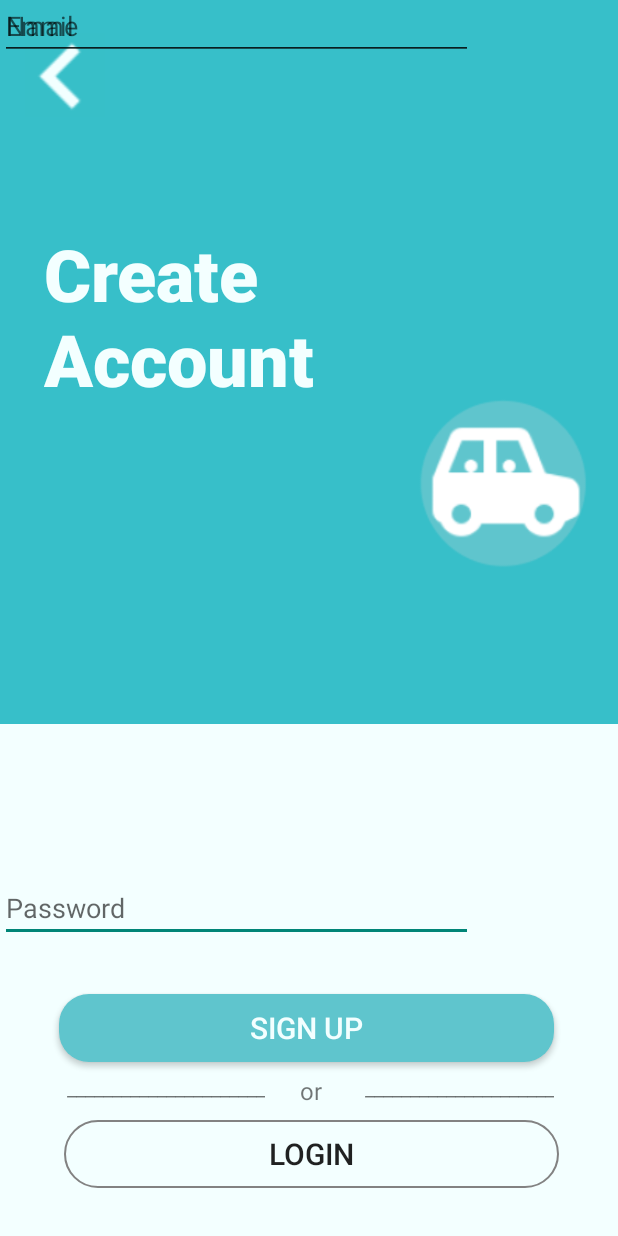
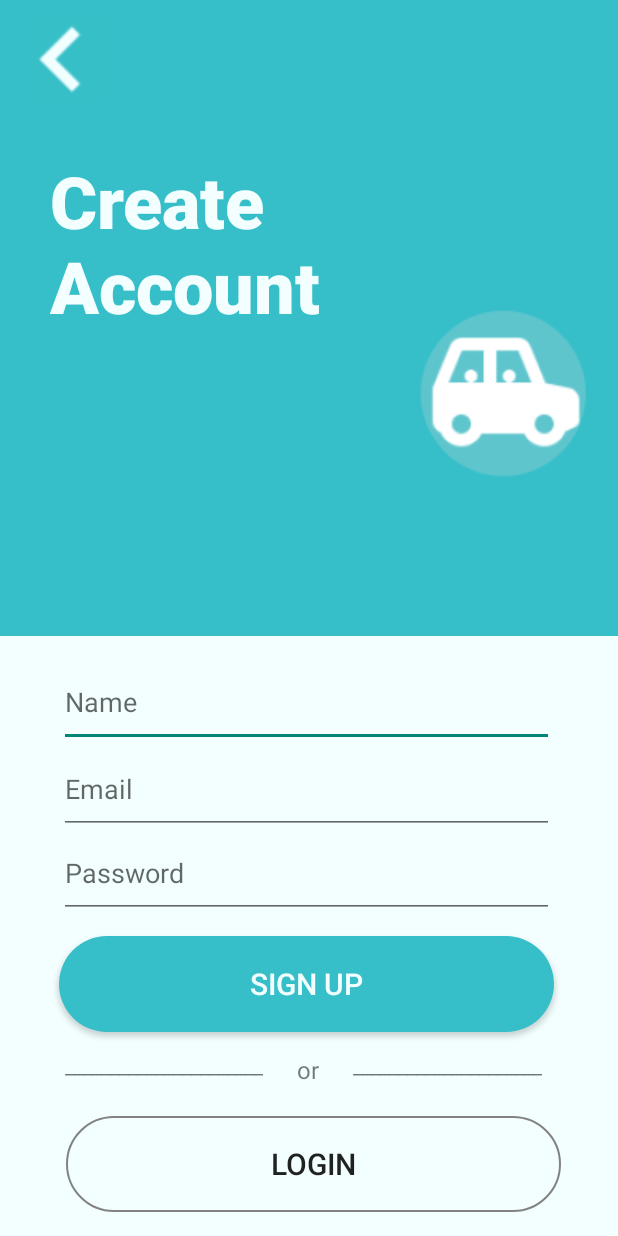
Before and after one commit to yaboinaty/HumanComputerInteraction, an Android app: the layout activity_signup.xml on its own in the app's theme, with its tools: preview values and no code run, on a phone screen of 412 x 824 dp. Run offline under Robolectric (Android 15) with nearby library versions, the phone set to English and light mode, and no system bars.

Commit message:
Login/Signup resized. Home page work in progress.

```diff
--- /dev/null
+++ b/app/src/main/res/drawable/blueroundbtn.xml
@@ -0,0 +1,9 @@
+<shape xmlns:android="http://schemas.android.com/apk/res/android"
+    android:shape="rectangle">
+    <solid android:color="@color/bgBlue"/>
+    <corners
+        android:bottomLeftRadius="100dp"
+        android:bottomRightRadius="100dp"
+        android:topLeftRadius="100dp"
+        android:topRightRadius="100dp" />
+</shape>
--- /dev/null
+++ b/app/src/main/res/drawable/circle.xml
@@ -0,0 +1,4 @@
+<?xml version="1.0" encoding="utf-8"?>
+<selector xmlns:android="http://schemas.android.com/apk/res/android">
+
+</selector>
--- a/app/src/main/res/drawable/rectangle.xml
+++ b/app/src/main/res/drawable/rectangle.xml
@@ -1,7 +1,7 @@
 <shape xmlns:android="http://schemas.android.com/apk/res/android"
     android:shape="rectangle" >
 
-    <solid android:color="#5FC5CD" />
+    <solid android:color="#37BFC9" />
 
     <corners
         android:bottomLeftRadius="20dp"
--- a/app/src/main/res/layout/activity_signup.xml
+++ b/app/src/main/res/layout/activity_signup.xml
@@ -17,10 +17,21 @@
         android:textSize="40sp"
         app:layout_constraintBottom_toTopOf="@+id/imageView4"
         app:layout_constraintEnd_toEndOf="parent"
-        app:layout_constraintHorizontal_bias="0.171"
+        app:layout_constraintHorizontal_bias="0.195"
         app:layout_constraintStart_toStartOf="parent"
         app:layout_constraintTop_toTopOf="parent"
-        app:layout_constraintVertical_bias="0.416" />
+        app:layout_constraintVertical_bias="0.335" />
+
+    <ImageView
+        android:id="@+id/imageView5"
+        android:layout_width="119dp"
+        android:layout_height="132dp"
+        android:layout_marginTop="196dp"
+        app:layout_constraintEnd_toEndOf="parent"
+        app:layout_constraintHorizontal_bias="0.945"
+        app:layout_constraintStart_toStartOf="parent"
+        app:layout_constraintTop_toTopOf="parent"
+        app:srcCompat="@drawable/createpic" />
 
     <ImageView
         android:id="@+id/imageView3"
@@ -37,76 +48,77 @@
     <ImageView
         android:id="@+id/imageView4"
         android:layout_width="414dp"
-        android:layout_height="341dp"
+        android:layout_height="400dp"
         app:layout_constraintBottom_toBottomOf="parent"
         app:layout_constraintEnd_toEndOf="parent"
         app:layout_constraintStart_toStartOf="parent"
         app:srcCompat="@drawable/rectlight" />
 
-    <ImageView
-        android:id="@+id/imageView5"
-        android:layout_width="119dp"
-        android:layout_height="132dp"
-        android:layout_marginTop="256dp"
-        app:layout_constraintEnd_toEndOf="parent"
-        app:layout_constraintHorizontal_bias="0.945"
-        app:layout_constraintStart_toStartOf="parent"
-        app:layout_constraintTop_toTopOf="parent"
-        app:srcCompat="@drawable/createpic" />
+    <EditText
+        android:id="@+id/nameEdit"
+        android:layout_width="330dp"
+        android:layout_height="60dp"
+        android:layout_marginStart="40dp"
+        android:layout_marginTop="14dp"
+        android:ems="10"
+        android:hint="Name"
+        android:inputType="text"
+        app:layout_constraintStart_toStartOf="@+id/imageView4"
+        app:layout_constraintTop_toTopOf="@+id/imageView4" />
+
+    <EditText
+        android:id="@+id/emailEdit"
+        android:layout_width="330dp"
+        android:layout_height="60dp"
+        android:layout_marginStart="40dp"
+        android:layout_marginTop="72dp"
+        android:layout_marginEnd="59dp"
+        android:ems="10"
+        android:hint="Email"
+        android:inputType="text"
+        app:layout_constraintEnd_toEndOf="@+id/imageView4"
+        app:layout_constraintHorizontal_bias="0.0"
+        app:layout_constraintStart_toStartOf="@+id/imageView4"
+        app:layout_constraintTop_toTopOf="@+id/imageView4" />
 
     <EditText
         android:id="@+id/passwordEdit"
-        android:layout_width="315dp"
-        android:layout_height="40dp"
-        android:layout_marginBottom="196dp"
+        android:layout_width="330dp"
+        android:layout_height="60dp"
+        android:layout_marginStart="40dp"
+        android:layout_marginEnd="59dp"
+        android:layout_marginBottom="212dp"
         android:ems="10"
         android:hint="Password"
         android:inputType="textPassword"
         app:layout_constraintBottom_toBottomOf="@+id/imageView4"
-        tools:layout_editor_absoluteX="39dp" />
-
-    <EditText
-        android:id="@+id/nameEdit"
-        android:layout_width="315dp"
-        android:layout_height="40dp"
-        android:ems="10"
-        android:hint="Email"
-        android:inputType="text"
-        tools:layout_editor_absoluteX="39dp"
-        tools:layout_editor_absoluteY="454dp" />
-
-    <EditText
-        android:id="@+id/nameEdit"
-        android:layout_width="315dp"
-        android:layout_height="40dp"
-        android:ems="10"
-        android:hint="Name"
-        android:inputType="text"
-        tools:layout_editor_absoluteX="39dp"
-        tools:layout_editor_absoluteY="414dp" />
+        app:layout_constraintEnd_toEndOf="@+id/imageView4"
+        app:layout_constraintHorizontal_bias="0.0"
+        app:layout_constraintStart_toStartOf="@+id/imageView4" />
 
     <Button
         android:id="@+id/LoginBtn3"
         android:layout_width="330sp"
-        android:layout_height="45sp"
+        android:layout_height="64sp"
         android:layout_marginStart="46dp"
         android:layout_marginEnd="44dp"
-        android:layout_marginBottom="32dp"
+        android:layout_marginBottom="16dp"
         android:background="@drawable/borderdark"
         android:text="Login"
         android:textSize="20sp"
         app:layout_constraintBottom_toBottomOf="@+id/imageView4"
         app:layout_constraintEnd_toEndOf="@+id/imageView4"
+        app:layout_constraintHorizontal_bias="0.333"
         app:layout_constraintStart_toStartOf="@+id/imageView4" />
 
     <Button
         android:id="@+id/signUpBtn3"
-        android:layout_width="330sp"
-        android:layout_height="45sp"
+        android:layout_width="330dp"
+        android:layout_height="64dp"
         android:layout_marginStart="45dp"
-        android:layout_marginTop="180dp"
+        android:layout_marginTop="200dp"
         android:layout_marginEnd="45dp"
-        android:background="@drawable/rectangle"
+        android:background="@drawable/blueroundbtn"
         android:text="Sign Up"
         android:textColor="#F3FFFF"
         android:textSize="20sp"
@@ -116,37 +128,38 @@
         app:layout_constraintTop_toTopOf="@+id/imageView4" />
 
     <TextView
+        android:id="@+id/orLine2"
+        android:layout_width="wrap_content"
+        android:layout_height="wrap_content"
+        android:layout_marginEnd="52dp"
+        android:layout_marginBottom="104dp"
+        android:text="_____________________"
+        app:layout_constraintBottom_toBottomOf="@+id/imageView4"
+        app:layout_constraintEnd_toEndOf="@+id/imageView4" />
+
+    <TextView
+        android:id="@+id/orLine1"
+        android:layout_width="wrap_content"
+        android:layout_height="wrap_content"
+        android:layout_marginStart="44dp"
+        android:layout_marginBottom="104dp"
+        android:text="______________________"
+        app:layout_constraintBottom_toBottomOf="@+id/imageView4"
+        app:layout_constraintStart_toStartOf="@+id/imageView4" />
+
+    <TextView
         android:id="@+id/orLabel"
         android:layout_width="wrap_content"
         android:layout_height="wrap_content"
         android:layout_marginStart="204dp"
         android:layout_marginEnd="202dp"
-        android:layout_marginBottom="86dp"
+        android:layout_marginBottom="100dp"
         android:text="or"
         android:textSize="16sp"
         app:layout_constraintBottom_toBottomOf="@+id/imageView4"
         app:layout_constraintEnd_toEndOf="@+id/imageView4"
+        app:layout_constraintHorizontal_bias="0.833"
         app:layout_constraintStart_toStartOf="@+id/imageView4" />
-
-    <TextView
-        android:id="@+id/orLine1"
-        android:layout_width="wrap_content"
-        android:layout_height="wrap_content"
-        android:layout_marginStart="45dp"
-        android:layout_marginBottom="89dp"
-        android:text="______________________"
-        app:layout_constraintBottom_toBottomOf="@+id/imageView4"
-        app:layout_constraintStart_toStartOf="@+id/imageView4" />
-
-    <TextView
-        android:id="@+id/orLine2"
-        android:layout_width="wrap_content"
-        android:layout_height="wrap_content"
-        android:layout_marginEnd="44dp"
-        android:layout_marginBottom="89dp"
-        android:text="_____________________"
-        app:layout_constraintBottom_toBottomOf="@+id/imageView4"
-        app:layout_constraintEnd_toEndOf="@+id/imageView4" />
 
 
 </androidx.constraintlayout.widget.ConstraintLayout>
--- a/app/src/main/res/values/colors.xml
+++ b/app/src/main/res/values/colors.xml
@@ -3,4 +3,5 @@
     <color name="black">#FF000000</color>
     <color name="white">#FFFFFFFF</color>
     <color name="colorAccent">#F3FFFF</color>
+    <color name="bgBlue">#37BFC9</color>
 </resources>
```
Also changed, not shown: app/src/main/res/layout/activity_home.xml (added, +73 -0 lines), app/src/main/res/layout/activity_login.xml (+54 -49 lines), 1 other file.
